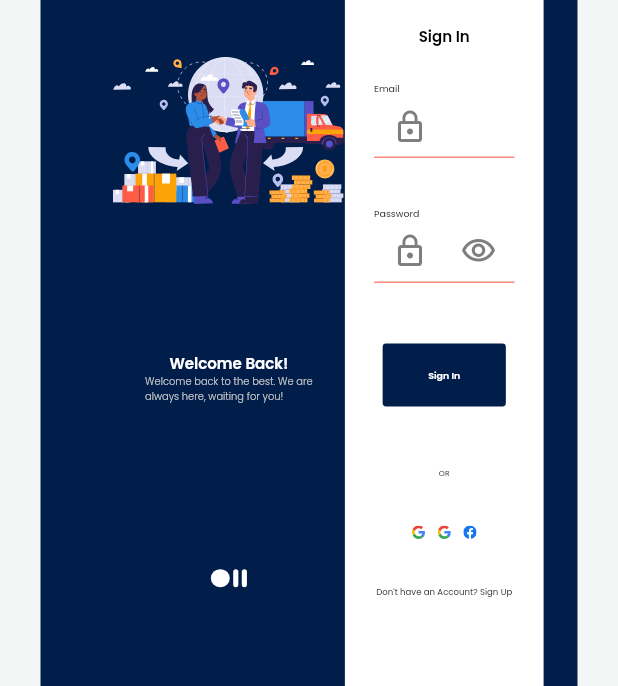
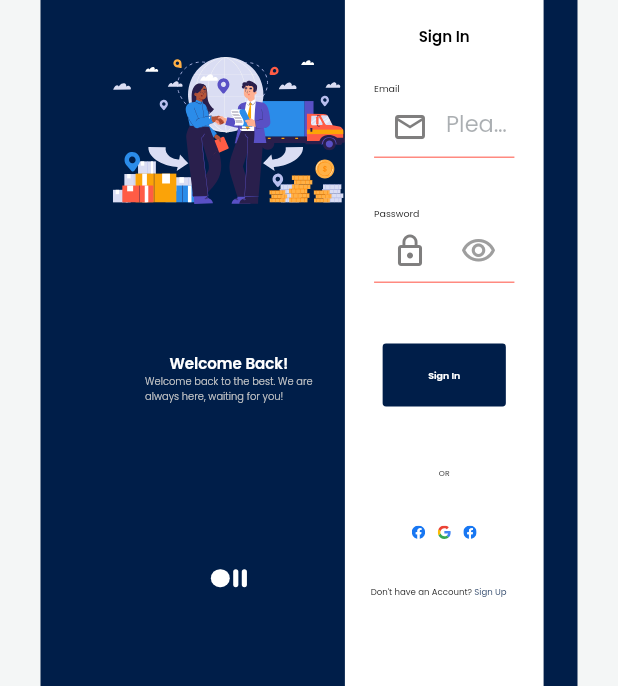
Before and after one commit to tablabsCICD/ctmsFrontend, a Flutter app: the screen it shows after launch, on a phone screen of 412 x 824 dp. Shown: the part 366-1052 px from the top of the screen. Run offline on Flutter 3.47's test engine with Material 2 defaults, Android fonts, the phone set to English and light mode, and no system bars; drawn by our look-alikes of carousel_slider; our stand-ins replace dio, fl_chart, flutter_easyloading, flutter_screenutil, flutter_svg, google_fonts and 3 more; missing offline and left inert: dart:html, staggered_grid_view_flutter; accounts and stored records are empty; project files that could hold a hidden picture were left out.

Commit message:
ui changes

```diff
--- a/lib/pages/aut/login.dart
+++ b/lib/pages/aut/login.dart
@@ -279,7 +279,7 @@
         mainAxisAlignment: MainAxisAlignment.center,
         children: [
           SvgPicture.asset(
-            Images.gmail_logo,
+            Images.fb_logo,
             height: 32.h,
             width: 32.w,
           ),
@@ -288,7 +288,7 @@
           ),
           SvgPicture.asset(
             Images.gmail_logo,
-            height: 32.w,
+            height: 32.h,
             width: 32.w,
           ),
           SizedBox(
@@ -339,8 +339,9 @@
               EditTextEmail(
                 width: 327.w,
                 height: 52.h,
+                keybordType: TextInputType.emailAddress,
                 hint: "Please enter your email ID",
-                prefixIcon: Icons.lock_outline,
+                prefixIcon: Icons.mail_outline,
                 controller: _emailController,
               ),
             ],
@@ -361,6 +362,8 @@
               EditTextEmail(
                 width: 327.w,
                 height: 52.h,
+                isPassword:true,
+                keybordType: TextInputType.visiblePassword,
                 hint: "Please enter your password",
                 prefixIcon: Icons.lock_outline,
                 suffixIcon: Icons.visibility_outlined,
@@ -402,13 +405,31 @@
           SizedBox(
             height: 28.h,
           ),
+          Row(
+            children: [
               Textview(
                   TextStyle(
                       fontFamily: GoogleFonts.poppins().fontFamily,
                       fontSize: 20.sp,
                       fontWeight: FontWeight.w400,
                       color: Colors.black),
-              title: "Don't have an Account? Sign Up"),
+                  title: "Don't have an Account? "),
+              InkWell(
+                onTap:(){
+                  setState(() {
+                    isSignIn = false;
+                  });
+                },
+                child: Textview(
+                    TextStyle(
+                        fontFamily: GoogleFonts.poppins().fontFamily,
+                        fontSize: 20.sp,
+                        fontWeight: FontWeight.w400,
+                        color: ThemeColor.theme_blue),
+                    title: "Sign Up"),
+              ),
+            ],
+          ),
         ],
       ),
     );
@@ -469,8 +490,9 @@
               EditTextEmail(
                 width: 327.w,
                 height: 52.h,
+                keybordType: TextInputType.emailAddress,
                 hint: "Please enter your email ID",
-                prefixIcon: Icons.lock_outline,
+                prefixIcon: Icons.mail_outline,
                 controller: TextEditingController(),
               ),
             ],
@@ -492,6 +514,8 @@
               EditTextEmail(
                 width: 327.w ,
                 height: 52.h ,
+                isPassword:true,
+                keybordType: TextInputType.visiblePassword,
                 hint: "Please enter your password",
                 prefixIcon: Icons.lock_outline,
                 suffixIcon: Icons.visibility_outlined,
@@ -518,14 +542,31 @@
                   Navigator.pushReplacementNamed(context, AppRoutes.home);
                 }),
           ),
-
+          Row(
+            children: [
               Textview(
                   TextStyle(
                       fontFamily: GoogleFonts.poppins().fontFamily,
                       fontSize: 20.sp ,
                       fontWeight: FontWeight.w400,
                       color: Colors.black),
-              title: "Already have an Account? Sign In"),
+                  title: "Already have an Account? "),
+              InkWell(
+                onTap: (){
+                  setState(() {
+                    isSignIn = true;
+                  });
+                },
+                child: Textview(
+                    TextStyle(
+                        fontFamily: GoogleFonts.poppins().fontFamily,
+                        fontSize: 20.sp ,
+                        fontWeight: FontWeight.w400,
+                        color: ThemeColor.theme_blue),
+                    title: "Sign In"),
+              ),
+            ],
+          ),
         ],
       ),
     );
--- a/lib/pages/meeting/meeting_page.dart
+++ b/lib/pages/meeting/meeting_page.dart
@@ -363,7 +363,7 @@
     createMeeting.active = true;
     createMeeting.createdMettingBy = deatils.data!.id;
     createMeeting.leadId = 1;
-    createMeeting.employeeId = [1];
+    createMeeting.employeeId = [deatils.data!.id!];
     var response = await ApiHelper()
         .postParameter(ApiConstant.CREATE_MEETING, createMeeting.toJson());
     print('the response is ${response.response}');
--- a/lib/pages/widget/editText_email.dart
+++ b/lib/pages/widget/editText_email.dart
@@ -6,33 +6,40 @@
 import 'package:google_fonts/google_fonts.dart';
 
 
-class EditTextEmail extends StatelessWidget {
+class EditTextEmail extends StatefulWidget {
   final double width;
   final double height;
   final String hint ;
+  final bool? isPassword;
   final IconData? prefixIcon;
   final IconData? suffixIcon;
+
   final TextEditingController controller;
   TextInputType? keybordType=TextInputType.text;
   Function(String val)? onChange =(val){};
 
-  EditTextEmail({this.onChange,this.keybordType ,required this.width, required this.height, required this.hint, required this.controller,this.prefixIcon,this.suffixIcon} );
+  EditTextEmail({this.onChange,this.keybordType ,required this.width, required this.height, required this.hint, required this.controller,this.prefixIcon,this.suffixIcon,this.isPassword} );
 
+  @override
+  State<EditTextEmail> createState() => _EditTextEmailState();
+}
 
-
+class _EditTextEmailState extends State<EditTextEmail> {
+  bool passwordVisible = true;
   @override
   Widget build(BuildContext context) {
     return Container(
-      width: width,
-      height: height,
+      width: widget.width,
+      height: widget.height,
       child: TextField(
-        controller: controller,
+        controller: widget.controller,
         onChanged: (value){
-          onChange!(value);
+          widget.onChange!(value);
         },
-        keyboardType: keybordType,
+        obscureText: widget.isPassword==true?passwordVisible:false,
+        keyboardType: widget.keybordType,
         decoration: InputDecoration(
-            hintText: hint,
+            hintText: widget.hint,
             enabledBorder: UnderlineInputBorder(
               borderSide: BorderSide(color: Colors.redAccent.shade100),
             ),
@@ -42,9 +49,20 @@
             border: UnderlineInputBorder(
               borderSide: BorderSide(color: Colors.red),
             ),
-            prefixIcon: Icon(prefixIcon,color: Color(0xff7F7E7E),),
-            suffixIcon: Icon(suffixIcon,color: Color(0xff7F7E7E))
-            ,
+            prefixIcon: Icon(widget.prefixIcon,color: Color(0xff7F7E7E),),
+            suffixIcon: widget.suffixIcon==null?null:IconButton(
+              icon: Icon(passwordVisible
+                  ? Icons.visibility_outlined
+                  : Icons.visibility_off_outlined,color: Colors.grey,),
+              onPressed: () {
+                setState(
+                      () {
+                    passwordVisible = !passwordVisible;
+                  },
+                );
+              },
+            ),
+           // Icon(suffixIcon,color: Color(0xff7F7E7E)),
             hintStyle:TextStyle(
               color: Color(0x662C363F),
               fontSize: 15,
@@ -62,6 +80,4 @@
       ),
     );
   }
-
-
 }
--- a/lib/utils/constant.dart
+++ b/lib/utils/constant.dart
@@ -1,5 +1,6 @@
 class ApiConstant{
- static String BASE_URL="http://ec2-3-111-144-125.ap-south-1.compute.amazonaws.com:8080/crm/";
+// static String BASE_URL="http://ec2-3-111-144-125.ap-south-1.compute.amazonaws.com:8080/crm/";
+ static String BASE_URL="http://ec2-13-234-76-107.ap-south-1.compute.amazonaws.com:8080/crm/";
  static String SAVE_EMP=BASE_URL+"Employee/save";
  static String GET_ALL_LEAD=BASE_URL+"api/Lead/getAll";
  static String SAVE_LEAD=BASE_URL+"api/Lead/save";
```
Also changed, not shown: lib/pages/leaddeatils/lead_list.dart (+10 -6 lines), lib/pages/widget/datepicker.dart (+51 -4 lines), assets/mail_logo_color.svg (added), 2 other files. Lines whose indentation alone changed are shown as unchanged.
